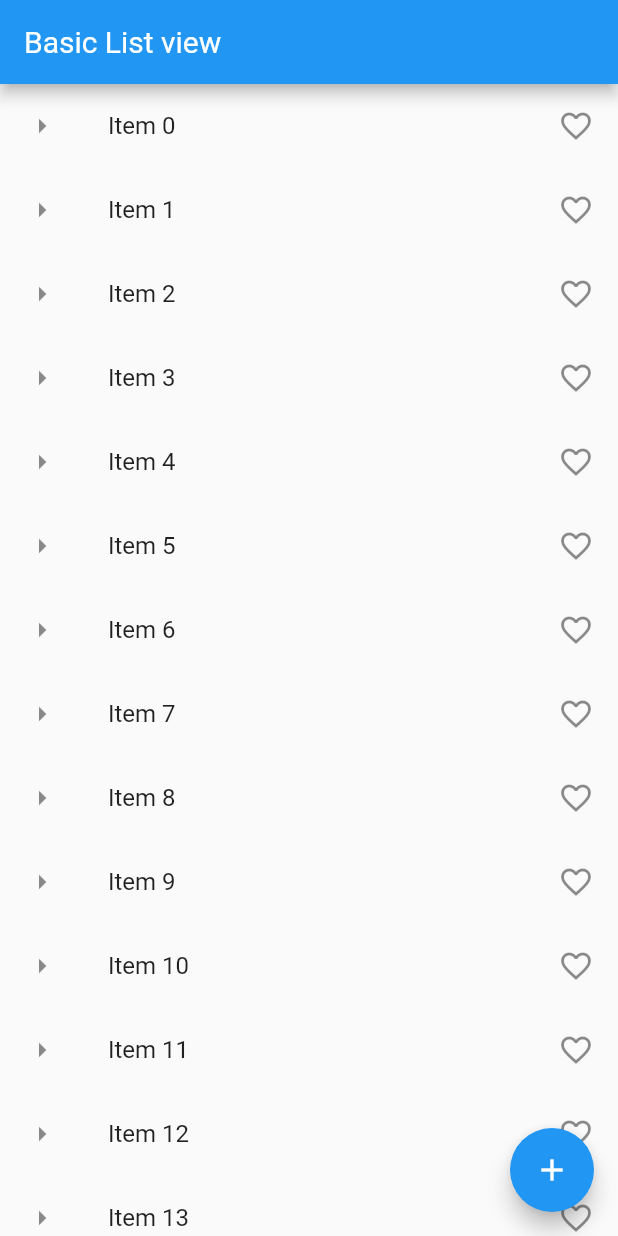
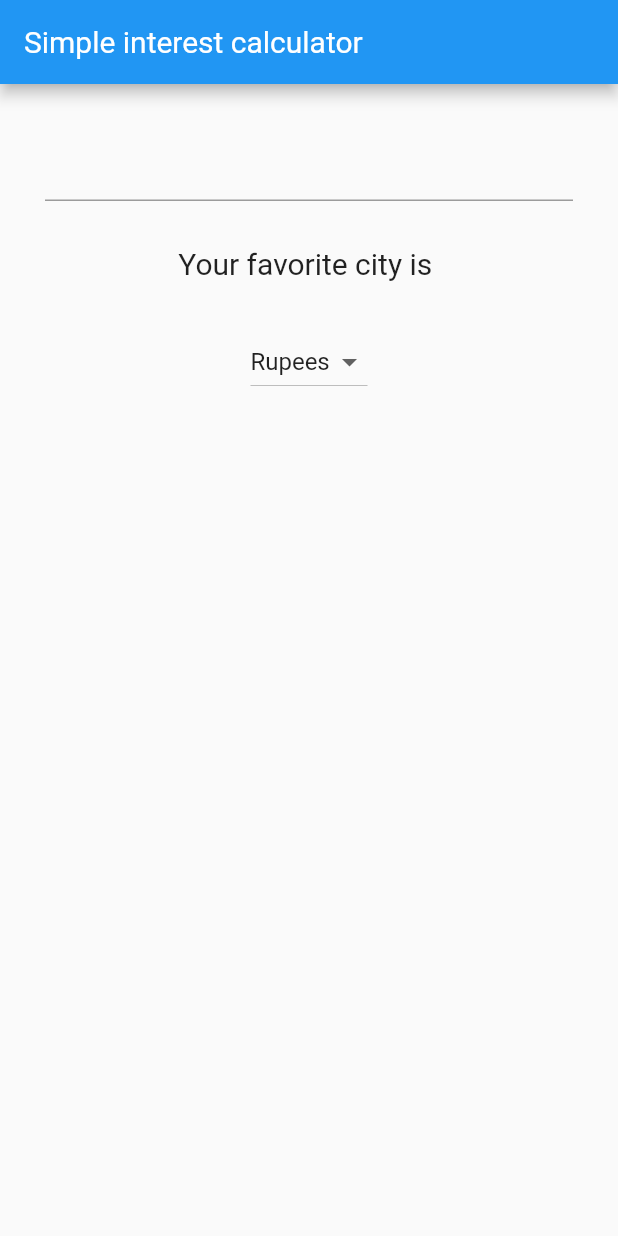
Before and after one commit to kiranojhanp/flutter-SI-calculator, a Flutter app: the screen it shows after launch, on a phone screen of 412 x 824 dp. Run offline on Flutter 3.47's test engine with Material 2 defaults, Android fonts, the phone set to English and light mode, and no system bars.

Commit message:
Dropdown item was added

```diff
--- a/lib/main.dart
+++ b/lib/main.dart
@@ -19,68 +19,61 @@ class HomePage1 extends StatelessWidget {
   Widget build(BuildContext context) {
     return Scaffold(
       appBar: AppBar(
-        title: Text('Basic List view'),
+        title: Text('Simple interest calculator'),
       ),
-      body: getLongListView(),
-      floatingActionButton: FloatingActionButton(
-        onPressed: () {
-          alertPopup(context);
-        },
-        child: Icon(Icons.add),
-        tooltip: 'Add One More Item',
-      ),
+      body: HomePage(),
     );
   }
 }
 
-void showSnackBar(BuildContext context, String item) {
-  var snackBar = SnackBar(
-    content: Text('You just tapped $item'),
-    action: SnackBarAction(
-      label: 'UNDO',
-      onPressed: () {
-        debugPrint('Doing undo');
-      },
-    ),
-    duration: Duration(milliseconds: 1000),
-  );
-
-  Scaffold.of(context).showSnackBar(snackBar);
+class HomePage extends StatefulWidget {
+  @override
+  _HomePageState createState() => _HomePageState();
 }
 
-List<String> getListElements() {
-  var items = List<String>.generate(20, (counter) => "Item $counter");
-  return items;
+class _HomePageState extends State<HomePage> {
+  String nameCity = "";
+  var _currencies = ['Rupees', 'Dollar', 'Pounds', 'Others'];
+  String _currency = 'Rupees';
+  @override
+  Widget build(BuildContext context) {
+    return Container(
+      margin: EdgeInsets.only(top: 30.0, left: 30.0, right: 30.0),
+      child: Column(
+        children: <Widget>[
+          TextField(
+            onSubmitted: (String string) {
+              setState(() {
+                nameCity = string;
+              });
+            },
+          ),
+          Padding(
+              padding: EdgeInsets.all(30.0),
+              child: Text(
+                'Your favorite city is $nameCity',
+                style: TextStyle(fontSize: 20.0),
+              )),
+          DropdownButton<String>(
+            onChanged: (String newCurrency) {
+              _dropDownItemSelected(newCurrency);
+            },
+            value: this._currency,
+            items: _currencies.map((String currentCurrency) {
+              return DropdownMenuItem(
+                value: currentCurrency,
+                child: Text(currentCurrency),
+              );
+            }).toList(),
+          ),
+        ],
+      ),
+    );
+  }
+
+  void _dropDownItemSelected(String newCurrency) {
+    setState(() {
+      this._currency = newCurrency;
+    });
+  }
 }
-
-Widget getLongListView() {
-  var listItemData = getListElements();
-
-  var listViewLong = ListView.builder(
-    itemCount: listItemData.length,
-    itemBuilder: (context, index) {
-      return ListTile(
-        leading: Icon(Icons.arrow_right),
-        title: Text(listItemData[index]),
-        trailing: Icon(Icons.favorite_border),
-        onTap: () {
-          showSnackBar(context, listItemData[index]);
-        },
-      );
-    },
-  );
-
-  return listViewLong;
-}
-
-void alertPopup(BuildContext context) {
-  var alertDialog = AlertDialog(
-    title: Text('Hello Kiran'),
-    content: Text('Have a pleasent day'),
-  );
-
-  showDialog(
-    context: context,
-    builder: (BuildContext context) => alertDialog,
-  );
-}
```
